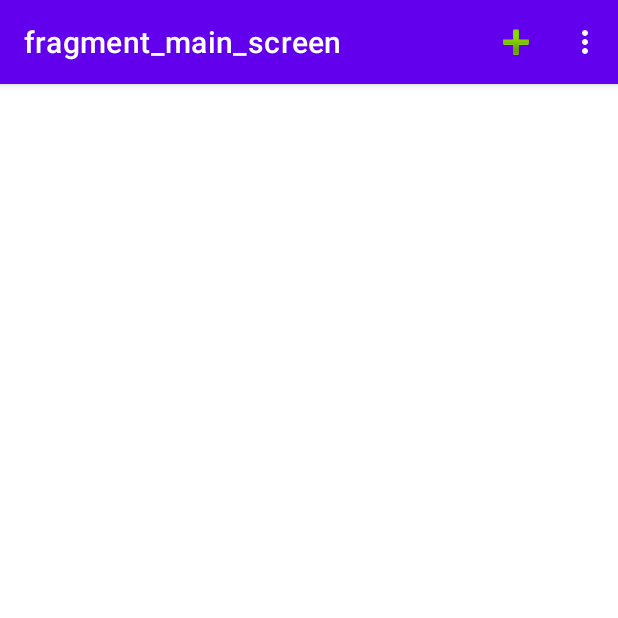
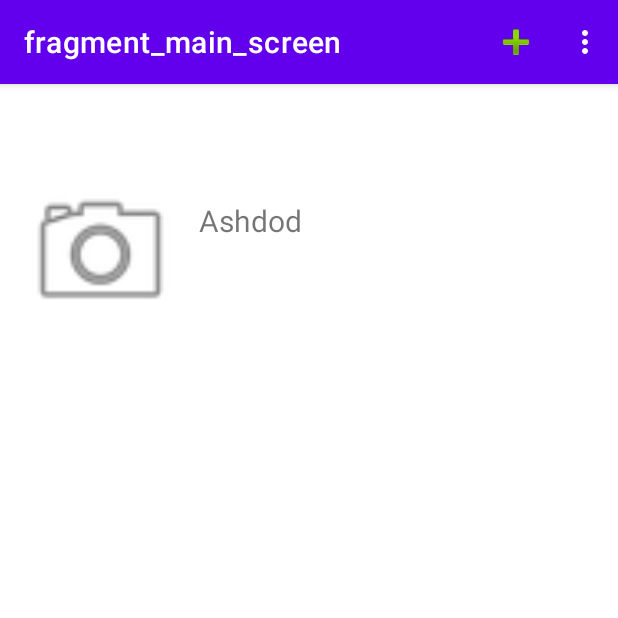
Before and after one commit to yardenho/Yedidim, an Android app: the fragment ReportsListFragment placed in its activity, after a tap on "Add report", on a phone screen of 412 x 824 dp, the top half of it. Run offline under Robolectric (Android 15) with nearby library versions, the phone set to English and light mode, and no system bars; our stand-ins replace Room's generated code, navigation-ui; 3 statements that could not run were skipped.

```diff
--- a/app/src/main/java/com/example/yedidim/AddingReportFragment.java
+++ b/app/src/main/java/com/example/yedidim/AddingReportFragment.java
@@ -70,6 +70,7 @@ public class AddingReportFragment extends Fragment {
         reportBtn = view.findViewById(R.id.addingReport_btn_report);
         ProgressBar pb = view.findViewById(R.id.addingReport_progressBar);
         pb.setVisibility(View.GONE);
+        viewModel.setUsername(AddingReportFragmentArgs.fromBundle(getArguments()).getUsername());
 
         // TODO: צריך להחזיר את השורה הזאת כנסיים לממש את ה- GPS!!!!!!!!!!!!!!!!!!!!!!!!!!!!!!!!!!!!!
 //        viewModel.setUsername(AddingReportFragmentArgs.fromBundle(getArguments()).getUsername());
--- a/app/src/main/java/com/example/yedidim/MainActivity.java
+++ b/app/src/main/java/com/example/yedidim/MainActivity.java
@@ -1,7 +1,9 @@
 package com.example.yedidim;
 
+import androidx.annotation.NonNull;
 import androidx.appcompat.app.AppCompatActivity;
 import androidx.navigation.NavController;
+import androidx.navigation.Navigation;
 import androidx.navigation.fragment.NavHostFragment;
 import androidx.navigation.ui.NavigationUI;
 
@@ -9,6 +11,8 @@ import android.location.Address;
 import android.location.Geocoder;
 import android.os.Bundle;
 import android.util.Log;
+import android.view.Menu;
+import android.view.MenuItem;
 
 import java.io.IOException;
 import java.util.List;
@@ -23,7 +27,7 @@ public class MainActivity extends AppCompatActivity {
         NavHostFragment nav_host = (NavHostFragment) getSupportFragmentManager().findFragmentById(R.id.base_navHost);
         navctrl = nav_host.getNavController();
         NavigationUI.setupActionBarWithNavController(this, navctrl);
-        Log.d("TAG", "111");
+
 
 //        Geocoder geocoder = new Geocoder(this, Locale.getDefault());
 //        List<Address> addresses = null;
@@ -36,4 +40,27 @@ public class MainActivity extends AppCompatActivity {
 //        Log.d("TAG", "city:" + cityName);
 //
     }
+
+    @Override
+    public boolean onCreateOptionsMenu(Menu menu) {
+        super.onCreateOptionsMenu(menu);
+        getMenuInflater().inflate(R.menu.base_menu, menu);
+        return true;
+    }
+
+    @Override
+    public boolean onOptionsItemSelected(@NonNull MenuItem item) {
+        if(!super.onOptionsItemSelected(item)) {
+            switch (item.getItemId()) {
+                case android.R.id.home:
+                    //TODO: when we after the sign up maybe not allow to return there
+                    navctrl.navigateUp();
+                    return true;
+
+                default:
+                    return super.onOptionsItemSelected(item);
+            }
+        }
+        return true;
+    }
 }
--- a/app/src/main/java/com/example/yedidim/Model/ReportDao.java
+++ b/app/src/main/java/com/example/yedidim/Model/ReportDao.java
@@ -26,4 +26,7 @@ public interface ReportDao {
 
     @Query("SELECT * FROM Report WHERE reportID=:id")
     Report getReportByID(Long id);
+
+    @Query("SELECT * FROM Report WHERE userName=:u")
+    List<Report> getMyReports(String u);
 }
--- /dev/null
+++ b/app/src/main/java/com/example/yedidim/ReportListViewModel.java
@@ -0,0 +1,11 @@
+package com.example.yedidim;
+
+import androidx.lifecycle.ViewModel;
+
+public class ReportListViewModel extends ViewModel {
+
+    private  String username;
+
+    public void setUsername(String u){username = u ;}
+    public String getUsername(){return username;}
+}
--- a/app/src/main/java/com/example/yedidim/ReportsListFragment.java
+++ b/app/src/main/java/com/example/yedidim/ReportsListFragment.java
@@ -1,15 +1,18 @@
 package com.example.yedidim;
 
+import android.content.Context;
 import android.os.Bundle;
 
 import androidx.annotation.NonNull;
 import androidx.fragment.app.Fragment;
+import androidx.lifecycle.ViewModelProvider;
 import androidx.navigation.Navigation;
 import androidx.recyclerview.widget.LinearLayoutManager;
 import androidx.recyclerview.widget.RecyclerView;
 import android.view.LayoutInflater;
 import android.view.Menu;
 import android.view.MenuInflater;
+import android.view.MenuItem;
 import android.view.View;
 import android.view.ViewGroup;
 import android.widget.TextView;
@@ -22,18 +25,26 @@ import java.util.List;
 
 public class ReportsListFragment extends Fragment {
     List<Report> reports = new LinkedList<Report>();
+    ReportListViewModel viewModel;
     View view;
     MyAdapter adapter;
 
-//    public ReportsListFragment() {
-//    }
+    public ReportsListFragment() {
+    }
 
+    @Override
+    public void onAttach(@NonNull Context context) {
+        super.onAttach(context);
+        viewModel = new ViewModelProvider(this).get(ReportListViewModel.class);
+    }
 
     @Override
     public View onCreateView(LayoutInflater inflater, ViewGroup container,
                              Bundle savedInstanceState) {
         // Inflate the layout for this fragment
         view = inflater.inflate(R.layout.fragment_reports_list, container, false);
+        viewModel.setUsername(ReportsListFragmentArgs.fromBundle(getArguments()).getUsername());
+
         Model.getInstance().getReportsList(new Model.GetAllReportsListener() {
             @Override
             public void onComplete(List<Report> d) {
@@ -51,7 +62,7 @@ public class ReportsListFragment extends Fragment {
             @Override
             public void onItemClick(int position) {
                 Report r = reports.get(position);
-                ReportsListFragmentDirections.ActionReportsListFragmentToViewReportFragment action = ReportsListFragmentDirections.actionReportsListFragmentToViewReportFragment(r.getUserName(),r.getReportID());
+                ReportsListFragmentDirections.ActionReportsListFragmentToViewReportFragment action = ReportsListFragmentDirections.actionReportsListFragmentToViewReportFragment(r.getUserName(), r.getReportID());
                 Navigation.findNavController(view).navigate(action);
             }
         });
@@ -59,14 +70,29 @@ public class ReportsListFragment extends Fragment {
         setHasOptionsMenu(true);
         return view;
     }
+
     @Override
     public void onCreateOptionsMenu(@NonNull Menu menu, @NonNull MenuInflater inflater) {
         super.onCreateOptionsMenu(menu, inflater);
-        inflater.inflate(R.menu.base_menu, menu);
         inflater.inflate(R.menu.add_menu, menu);
     }
 
-    class MyViewHolder extends RecyclerView.ViewHolder{
+    @Override
+    public boolean onOptionsItemSelected(@NonNull MenuItem item) {
+        switch (item.getItemId()) {
+            case R.id.addMenu_addReport:
+                //TODO: when we after the sign up maybe not allow to return there
+                ReportsListFragmentDirections.ActionReportsListFragmentToAddingReportFragment action = ReportsListFragmentDirections.actionReportsListFragmentToAddingReportFragment(viewModel.getUsername());
+                Navigation.findNavController(view).navigate(action);
+                return true;
+            default:
+                return super.onOptionsItemSelected(item);
+        }
+        //        return true;
+    }
+
+
+    class MyViewHolder extends RecyclerView.ViewHolder {
         private final OnItemClickListener listener;
         TextView problem;
         TextView location;
@@ -82,7 +108,7 @@ public class ReportsListFragment extends Fragment {
                 @Override
                 public void onClick(View v) {
                     int pos = getAdapterPosition();
-                    if(listener != null)
+                    if (listener != null)
                         listener.onItemClick(pos);
                 }
             });
@@ -96,21 +122,21 @@ public class ReportsListFragment extends Fragment {
         }
     }
 
-    interface OnItemClickListener{
+    interface OnItemClickListener {
         void onItemClick(int position);
     }
 
-    class MyAdapter extends RecyclerView.Adapter<MyViewHolder>{
+    class MyAdapter extends RecyclerView.Adapter<MyViewHolder> {
         private OnItemClickListener listener;
 
-        public void setOnItemClickListener(OnItemClickListener listener){
+        public void setOnItemClickListener(OnItemClickListener listener) {
             this.listener = listener;
         }
 
         @NonNull
         @Override
         public MyViewHolder onCreateViewHolder(@NonNull ViewGroup parent, int viewType) {
-            View rowView = getLayoutInflater().inflate(R.layout.reports_list_row,parent,false);
+            View rowView = getLayoutInflater().inflate(R.layout.reports_list_row, parent, false);
             MyViewHolder viewHolder = new MyViewHolder(rowView, listener);
             return viewHolder;
         }
--- a/app/src/main/java/com/example/yedidim/myReportsFragment.java
+++ b/app/src/main/java/com/example/yedidim/myReportsFragment.java
@@ -24,7 +24,7 @@ import java.util.List;
 public class myReportsFragment extends Fragment {
     List<Report> myReports = new LinkedList<Report>();
     View view;
-    ReportsListFragment.MyAdapter adapter;
+//    ReportsListFragment.MyAdapter adapter;
 
 //    public myReportsFragment() {
 //    }
--- a/app/src/main/res/menu/add_menu.xml
+++ b/app/src/main/res/menu/add_menu.xml
@@ -3,7 +3,7 @@
     xmlns:android="http://schemas.android.com/apk/res/android">
 
     <item
-        android:id="@+id/add_report"
+        android:id="@+id/addMenu_addReport"
         android:icon="@android:drawable/ic_input_add"
         android:title="Add report"
         app:showAsAction="always" />
--- a/app/src/main/res/navigation/nav_graph.xml
+++ b/app/src/main/res/navigation/nav_graph.xml
@@ -47,7 +47,11 @@
         android:id="@+id/addingReportFragment"
         android:name="com.example.yedidim.AddingReportFragment"
         android:label="fragment_adding_report"
-        tools:layout="@layout/fragment_adding_report" />
+        tools:layout="@layout/fragment_adding_report" >
+        <argument
+            android:name="username"
+            app:argType="string" />
+    </fragment>
     <fragment
         android:id="@+id/editProfileFragment"
         android:name="com.example.yedidim.EditProfileFragment"
```
Also changed, not shown: app/src/main/java/com/example/yedidim/Model/Model.java (+14 -0 lines).
